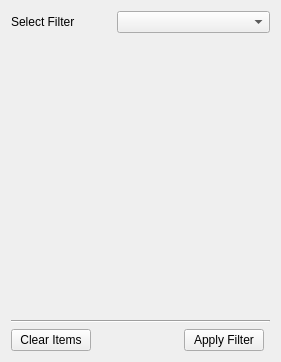
The window that ui/filters_widget.ui (SchrodingersGat/lumberjack) describes before a commit, drawn with Qt 5.
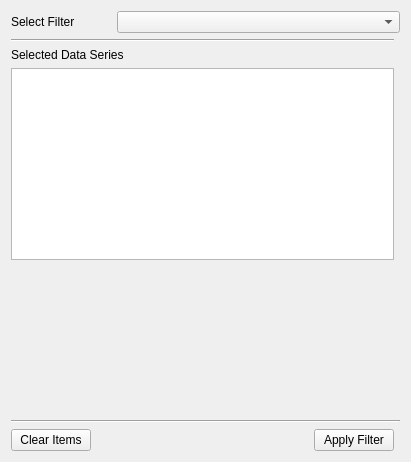
The same window after the commit.

Commit message: Display selected data series

Diff of the .ui file:
```diff
--- a/ui/filters_widget.ui
+++ b/ui/filters_widget.ui
@@ -6,8 +6,8 @@
    <rect>
     <x>0</x>
     <y>0</y>
-    <width>281</width>
-    <height>362</height>
+    <width>411</width>
+    <height>462</height>
    </rect>
   </property>
   <property name="minimumSize">
@@ -56,27 +56,7 @@
      </item>
     </layout>
    </item>
-   <item row="2" column="0" rowspan="2" colspan="2">
-    <widget class="Line" name="line">
-     <property name="orientation">
-      <enum>Qt::Orientation::Horizontal</enum>
-     </property>
-    </widget>
-   </item>
-   <item row="1" column="0">
-    <spacer name="verticalSpacer">
-     <property name="orientation">
-      <enum>Qt::Orientation::Vertical</enum>
-     </property>
-     <property name="sizeHint" stdset="0">
-      <size>
-       <width>20</width>
-       <height>40</height>
-      </size>
-     </property>
-    </spacer>
-   </item>
-   <item row="4" column="0">
+   <item row="7" column="0">
     <layout class="QHBoxLayout" name="horizontalLayout">
      <item>
       <widget class="QPushButton" name="clearItemsButton">
@@ -107,6 +87,43 @@
      </item>
     </layout>
    </item>
+   <item row="4" column="0">
+    <spacer name="verticalSpacer">
+     <property name="orientation">
+      <enum>Qt::Orientation::Vertical</enum>
+     </property>
+     <property name="sizeHint" stdset="0">
+      <size>
+       <width>20</width>
+       <height>40</height>
+      </size>
+     </property>
+    </spacer>
+   </item>
+   <item row="5" column="0" rowspan="2" colspan="2">
+    <widget class="Line" name="line">
+     <property name="orientation">
+      <enum>Qt::Orientation::Horizontal</enum>
+     </property>
+    </widget>
+   </item>
+   <item row="1" column="0">
+    <widget class="Line" name="line_2">
+     <property name="orientation">
+      <enum>Qt::Orientation::Horizontal</enum>
+     </property>
+    </widget>
+   </item>
+   <item row="3" column="0">
+    <widget class="QListWidget" name="seriesList"/>
+   </item>
+   <item row="2" column="0">
+    <widget class="QLabel" name="label_2">
+     <property name="text">
+      <string>Selected Data Series</string>
+     </property>
+    </widget>
+   </item>
   </layout>
  </widget>
  <resources/>
```
The commit also changes 3 other files.
